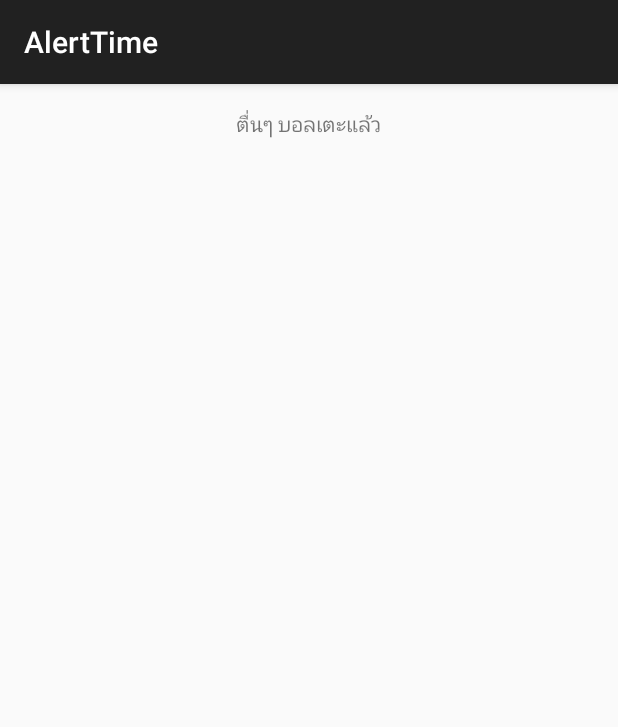
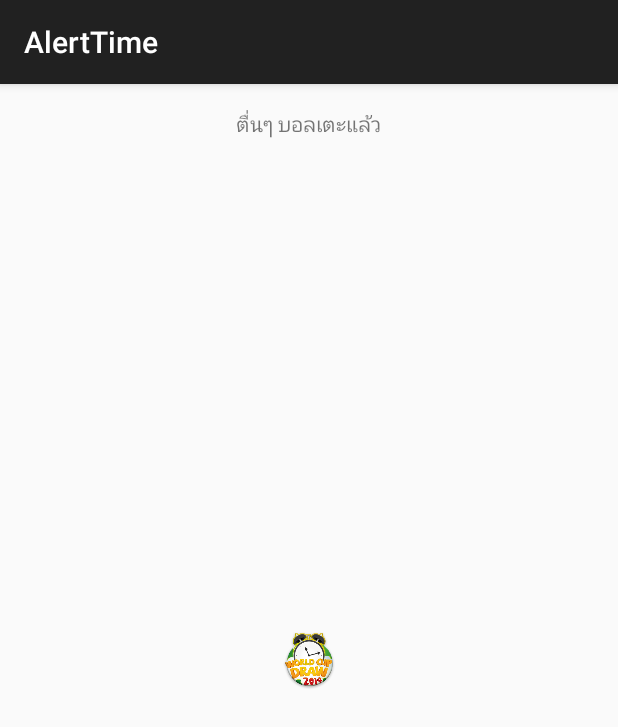
Before and after one commit to godsid/WorldCup2014, an Android app: the AlertTimeActivity screen opened directly, with no data from a screen before it, on a phone screen of 412 x 824 dp. Shown: the top 727 px of the screen. Run offline under Robolectric (Android 15) with nearby library versions, the phone set to English and light mode, and no system bars; our stand-ins replace AdMob; 1 statement that could not run was skipped.

Commit message:
Play sound fixed bug alert time

```diff
--- a/app/build.gradle
+++ b/app/build.gradle
@@ -8,8 +8,8 @@ android {
         applicationId "info.srihawong.worldcup2014"
         minSdkVersion 9
         targetSdkVersion 19
-        versionCode 1
-        versionName "1.0"
+        versionCode 3
+        versionName "1.1.0"
     }
     buildTypes {
         release {
--- a/app/src/main/java/info/srihawong/worldcup2014/app/Activity/AlertTimeActivity.java
+++ b/app/src/main/java/info/srihawong/worldcup2014/app/Activity/AlertTimeActivity.java
@@ -1,5 +1,6 @@
 package info.srihawong.worldcup2014.app.Activity;
 
+import android.media.MediaPlayer;
 import android.support.v7.app.ActionBarActivity;
 import android.os.Bundle;
 import android.util.Log;
@@ -23,11 +24,17 @@ public class AlertTimeActivity extends ActionBarActivity {
     public static InterstitialAd interstitialAds;
     public AdRequest adRequest;
     public static Tracker gaTracker;
-
+    MediaPlayer mediaPlayer;
     @Override
     protected void onCreate(Bundle savedInstanceState) {
         super.onCreate(savedInstanceState);
         setContentView(R.layout.activity_alert_time);
+
+        mediaPlayer = MediaPlayer.create(this, R.raw.worldcup);
+        mediaPlayer.seekTo(0);
+        mediaPlayer.setLooping(true);
+        //mediaPlayer.setVolume(100,100);
+        mediaPlayer.start();
 
         /*******************************************************/
         //Create the interstitial Ads.
@@ -60,10 +67,17 @@ public class AlertTimeActivity extends ActionBarActivity {
     }
 
     @Override
+    protected void onPause() {
+        mediaPlayer.stop();
+        super.onPause();
+    }
+
+    @Override
     public void onBackPressed() {
         if(interstitialAds.isLoaded()) {
             interstitialAds.show();
         }
+        mediaPlayer.stop();
         super.onBackPressed();
     }
 
--- a/app/src/main/java/info/srihawong/worldcup2014/app/Activity/MainActivity.java
+++ b/app/src/main/java/info/srihawong/worldcup2014/app/Activity/MainActivity.java
@@ -341,6 +341,7 @@ public class MainActivity extends ActionBarActivity implements ActionBar.TabList
                         matchArrayList.get(position).setAlarm(true);
                         setAlarm(selectItem.getTimestamp());
                         addAlarm(selectItem.getTimestamp());
+                        //addAlarm(new Date().getTime()+2000);
                         Toast.makeText(getActivity().getBaseContext(),"เริ่มกำหนดเวลาแจ้งเตือนแล้ว "+ThaiDate.format(Config.dateTimeFormat),Toast.LENGTH_SHORT).show();
                     }
                     matchListAdapter.notifyDataSetChanged();
--- a/app/src/main/res/layout/activity_alert_time.xml
+++ b/app/src/main/res/layout/activity_alert_time.xml
@@ -16,5 +16,13 @@
         android:layout_alignParentTop="true"
         android:layout_centerHorizontal="true" />
 
+    <ImageView
+        android:layout_width="wrap_content"
+        android:layout_height="wrap_content"
+        android:id="@+id/imageView"
+        android:layout_centerVertical="true"
+        android:layout_centerHorizontal="true"
+        android:src="@drawable/ic_launcher" />
+
 
 </RelativeLayout>
```
Also changed, not shown: 3 other files.
